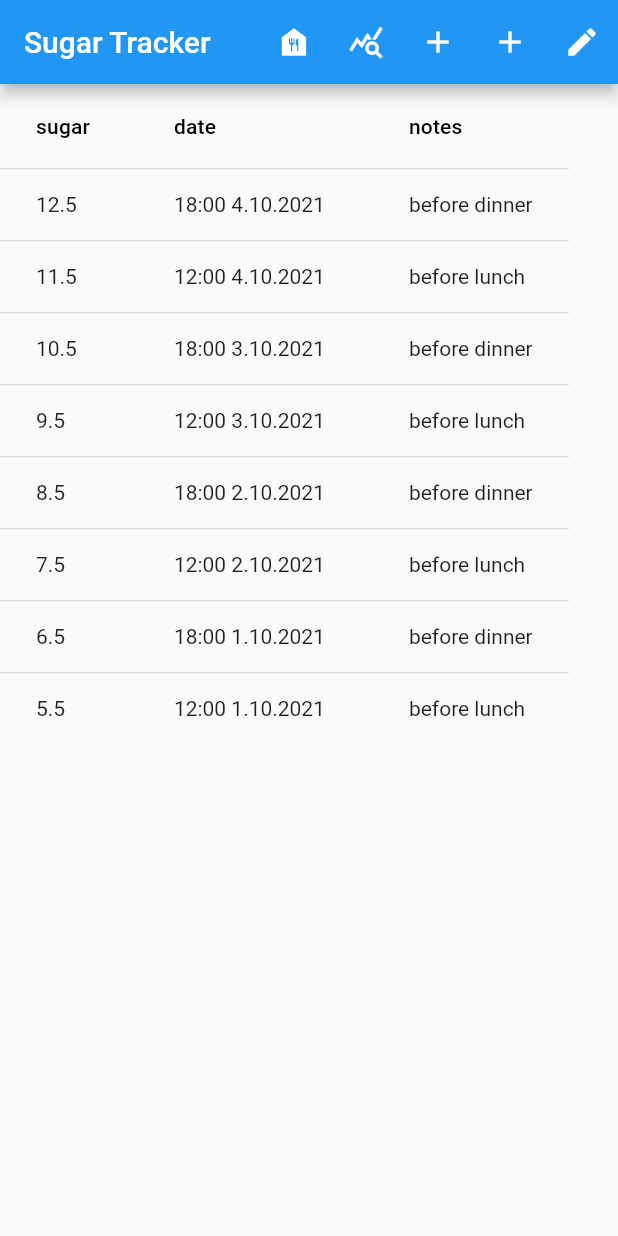
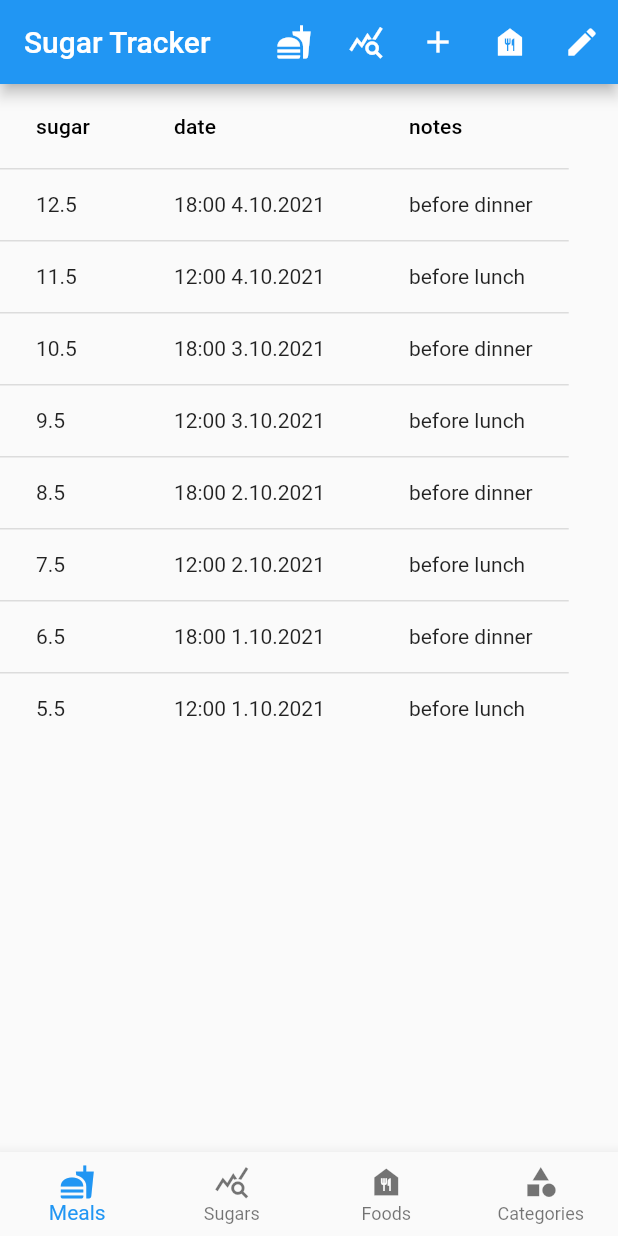
Before and after one commit to jfletcher20/sugar_tracker, a Flutter app: the screen it shows after launch, on a phone screen of 412 x 824 dp. Run offline on Flutter 3.47's test engine with Material 2 defaults, Android fonts, the phone set to English and light mode, and no system bars; our stand-ins replace share_plus, sqflite; accounts and stored records are empty.

Commit message:
Adding foods works (without image picker for now).

```diff
--- a/lib/data/api/u_api_meal.dart
+++ b/lib/data/api/u_api_meal.dart
@@ -49,7 +49,7 @@ class MealAPI {
       } else {
         List<Food> food = [
           await FoodAPI.selectById(meal["food_ids"]) ??
-              Food(category: FoodCategory(name: "Unknown"))
+              Food(foodCategory: FoodCategory(name: "Unknown"))
         ];
         meal["food_amounts"].split(",").asMap().forEach((i, amount) {
           food[i].amount = int.parse(amount);
--- a/lib/data/models/m_food.dart
+++ b/lib/data/models/m_food.dart
@@ -16,7 +16,7 @@ import 'package:sugar_tracker/data/models/m_food_category.dart';
 class Food {
   int id = -1;
   String? name;
-  FoodCategory category = FoodCategory(name: "Unknown");
+  FoodCategory foodCategory = FoodCategory(name: "Unknown");
   double carbs = 0;
   double? weight;
   String? picture;
@@ -34,7 +34,7 @@ class Food {
   Food({
     this.id = -1,
     this.name,
-    required this.category,
+    required this.foodCategory,
     this.carbs = 0,
     this.weight,
     this.picture,
@@ -54,9 +54,9 @@ class Food {
 
   Future<void> fromId(int id) async {
     Food food = await FoodAPI.selectById(id) ??
-        Food(name: "Unknown", category: FoodCategory(name: "Unknown"));
+        Food(name: "Unknown", foodCategory: FoodCategory(name: "Unknown"));
     this.id = food.id;
-    category = food.category;
+    foodCategory = food.foodCategory;
     name = food.name;
     carbs = food.carbs;
     weight = food.weight;
@@ -69,7 +69,7 @@ class Food {
     return {
       "id": id == -1 ? null : id,
       "name": name,
-      "category": category.id,
+      "food_category_id": foodCategory.id,
       "carbs": carbs,
       "weight": weight,
       "picture": picture,
--- a/lib/presentation/routes/w_meal_history.dart
+++ b/lib/presentation/routes/w_meal_history.dart
@@ -55,7 +55,7 @@ class _MealHistoryWidgetState extends State<MealHistoryWidget> {
         children: [
           category(meal),
           Row(children: [
-            FoodsGridView(foods: meal.food, scrollDirection: Axis.horizontal),
+            FoodListView(foods: meal.food, scrollDirection: Axis.horizontal),
             MealDataWidget(meal: meal),
           ]),
         ],
--- a/lib/presentation/routes/w_sugar_history.dart
+++ b/lib/presentation/routes/w_sugar_history.dart
@@ -40,11 +40,6 @@ class _SugarHistoryWidgetState extends State<SugarHistoryWidget> {
             ),
           );
         } else {
-          Future f() async {
-            var val = (await SugarAPI.selectAll());
-            print(val);
-          }
-
           return const Center(child: CircularProgressIndicator());
         }
       }),
--- a/lib/presentation/theme/i_theme.dart
+++ b/lib/presentation/theme/i_theme.dart
@@ -16,6 +16,12 @@ class ThemeManager {
       shape: RoundedRectangleBorder(
         borderRadius: BorderRadius.circular(4),
       ),
+    ),
+    bottomNavigationBarTheme: const BottomNavigationBarThemeData(
+      landscapeLayout: BottomNavigationBarLandscapeLayout.spread,
+      backgroundColor: Colors.black,
+      selectedItemColor: Color.fromARGB(255, 255, 32, 32),
+      unselectedItemColor: Colors.white,
     ),
     timePickerTheme: TimePickerThemeData(
       cancelButtonStyle: const ButtonStyle(
--- a/lib/presentation/w_homepage.dart
+++ b/lib/presentation/w_homepage.dart
@@ -20,25 +20,47 @@ class Homepage extends StatefulWidget {
 
 class _HomepageState extends State<Homepage> {
   Widget child = const SugarHistoryWidget();
+  int index = 0;
   @override
   Widget build(BuildContext context) {
     return Scaffold(
       appBar: AppBar(title: const Text("Sugar Tracker"), actions: [
-        IconButton(
+        _mealHistoryTab(),
+        _sugarHistoryTab(),
+        _createMealButton(),
+        _createFoodItemButton(),
+        _tableEditorButton(),
+      ]),
+      body: SingleChildScrollView(
+        scrollDirection: Axis.vertical,
+        child: child,
+      ),
+      bottomNavigationBar: _bottomNavigation(),
+    );
+  }
+
+  IconButton _mealHistoryTab() {
+    return IconButton(
       onPressed: () => setState(() => child = const MealHistoryWidget()),
-          icon: const Icon(Icons.food_bank),
-        ),
-        IconButton(
+      icon: const Icon(Icons.fastfood),
+    );
+  }
+
+  IconButton _sugarHistoryTab() {
+    return IconButton(
       onPressed: () => setState(() => child = const SugarHistoryWidget()),
       icon: const Icon(Icons.query_stats),
-        ),
-        IconButton(
+    );
+  }
+
+  IconButton _createMealButton() {
+    return IconButton(
       onPressed: () async {
         await Navigator.push(
           context,
           MaterialPageRoute(
             builder: (context) => Scaffold(
-                  appBar: AppBar(title: const Text("Add Meal")),
+              appBar: AppBar(title: const Text("Create a meal")),
               body: MealFormWidget(
                 meal: Meal(sugarLevel: Sugar(), food: []),
               ),
@@ -48,28 +70,24 @@ class _HomepageState extends State<Homepage> {
         if (context.mounted) setState(() {});
       },
       icon: const Icon(Icons.add),
-        ),
-        IconButton(
+    );
+  }
+
+  IconButton _createFoodItemButton() {
+    return IconButton(
       onPressed: () async {
         await Navigator.push(
           context,
           MaterialPageRoute(
             builder: (context) => Scaffold(
-                  appBar: AppBar(title: const Text("Add Food")),
-                  body: FoodFormWidget(food: Food(category: FoodCategory(name: "Unknown"))),
+              appBar: AppBar(title: const Text("Create a food item")),
+              body: FoodFormWidget(food: Food(foodCategory: FoodCategory(name: "Unknown"))),
             ),
           ),
         );
         if (context.mounted) setState(() {});
       },
-          icon: const Icon(Icons.add),
-        ),
-        _tableEditorButton(),
-      ]),
-      body: SingleChildScrollView(
-        scrollDirection: Axis.vertical,
-        child: child,
-      ),
+      icon: const Icon(Icons.food_bank),
     );
   }
 
@@ -181,4 +199,44 @@ class _HomepageState extends State<Homepage> {
       icon: const Icon(Icons.create),
     );
   }
+
+  Widget _bottomNavigation() {
+    return BottomNavigationBar(
+      landscapeLayout: BottomNavigationBarLandscapeLayout.spread,
+      type: BottomNavigationBarType.fixed,
+      currentIndex: index,
+      items: const [
+        BottomNavigationBarItem(
+          icon: Icon(Icons.fastfood),
+          label: "Meals",
+          backgroundColor: Colors.black,
+        ),
+        BottomNavigationBarItem(
+          icon: Icon(Icons.query_stats),
+          label: "Sugars",
+          backgroundColor: Colors.black,
+        ),
+        BottomNavigationBarItem(
+          icon: Icon(Icons.food_bank),
+          label: "Foods",
+          backgroundColor: Colors.black,
+        ),
+        BottomNavigationBarItem(
+          icon: Icon(Icons.category),
+          label: "Categories",
+          backgroundColor: Colors.black,
+        ),
+      ],
+      onTap: (index) {
+        setState(() {
+          this.index = index;
+          if (index == 0) {
+            child = const MealHistoryWidget();
+          } else {
+            child = const SugarHistoryWidget();
           }
+        });
+      },
+    );
+  }
+}
--- a/lib/presentation/widgets/food/w_dgv_foods.dart
+++ b/lib/presentation/widgets/food/w_dgv_foods.dart
@@ -3,12 +3,12 @@ import 'package:sugar_tracker/data/dialogs/u_details_dialogs.dart';
 import 'package:flutter/material.dart';
 import 'package:sugar_tracker/presentation/widgets/food/w_food_count.dart';
 
-class FoodsGridView extends StatelessWidget {
+class FoodListView extends StatelessWidget {
   final List<Food> foods;
   final int crossAxisCount;
   final Axis scrollDirection;
   final bool showCounter;
-  const FoodsGridView({
+  const FoodListView({
     super.key,
     required this.foods,
     this.crossAxisCount = 1,
--- a/lib/presentation/widgets/food/w_food_card.dart
+++ b/lib/presentation/widgets/food/w_food_card.dart
@@ -109,7 +109,7 @@ class FoodCard extends StatelessWidget {
     List<DataCell> cells = [
       DataCell(Center(child: Text("${(food.carbs).round()}g"))),
       DataCell(Center(child: Text("${((food.carbs / 100) * food.amount).round()}g"))),
-      DataCell(Center(child: Text(food.category.name))),
+      DataCell(Center(child: Text(food.foodCategory.name))),
     ];
     return DataTable(
       horizontalMargin: 10,
--- a/lib/presentation/widgets/food/w_food_selector.dart
+++ b/lib/presentation/widgets/food/w_food_selector.dart
@@ -43,7 +43,7 @@ class _FoodSelectorWidgetState extends State<FoodSelectorWidget> {
 
   ListView listView() {
     widget.meal.food.sort((a, b) => a.name!.compareTo(b.name!));
-    widget.meal.food.sort((a, b) => a.category.name.compareTo(b.category.name));
+    widget.meal.food.sort((a, b) => a.foodCategory.name.compareTo(b.foodCategory.name));
     List<Food> selected = [];
     List<Food> unselected = [];
     for (int i = 0; i < widget.meal.food.length; i++) {
@@ -55,7 +55,7 @@ class _FoodSelectorWidgetState extends State<FoodSelectorWidget> {
     }
     selected.sort((a, b) => b.amount.compareTo(a.amount));
     selected.sort((a, b) => a.name!.compareTo(b.name!));
-    selected.sort((a, b) => a.category.name.compareTo(b.category.name));
+    selected.sort((a, b) => a.foodCategory.name.compareTo(b.foodCategory.name));
     widget.meal.food = selected + unselected;
     return ListView.builder(
       itemCount: widget.meal.food.length,
--- a/lib/presentation/widgets/meal/w_meal_form.dart
+++ b/lib/presentation/widgets/meal/w_meal_form.dart
@@ -108,7 +108,7 @@ class _MealFormWidgetState extends State<MealFormWidget> {
 
   Card _foodGrid() {
     return Card(
-      child: FoodsGridView(
+      child: FoodListView(
         foods: meal.food.where((food) => food.amount > 0).toList(),
         crossAxisCount: 3,
         showCounter: true,
@@ -148,7 +148,7 @@ class _MealFormWidgetState extends State<MealFormWidget> {
     return result;
   }
 
-  GlobalKey<FormFieldState> _mealCategoryDropdownKey = GlobalKey();
+  final GlobalKey<FormFieldState> _mealCategoryDropdownKey = GlobalKey();
   DropdownButtonFormField _mealCategoryDropdown(MealCategory category) {
     return DropdownButtonFormField(
       key: _mealCategoryDropdownKey,
```
Also changed, not shown: lib/data/api/u_api_food.dart (+4 -4 lines), lib/presentation/widgets/food/w_food_form.dart (+10 -69 lines), lib/presentation/widgets/food_category/w_dgv_food_category.dart (added, +67 -0 lines), lib/presentation/widgets/food_category/w_food_category.dart (added, +99 -0 lines). Lines whose indentation alone changed are shown as unchanged.
